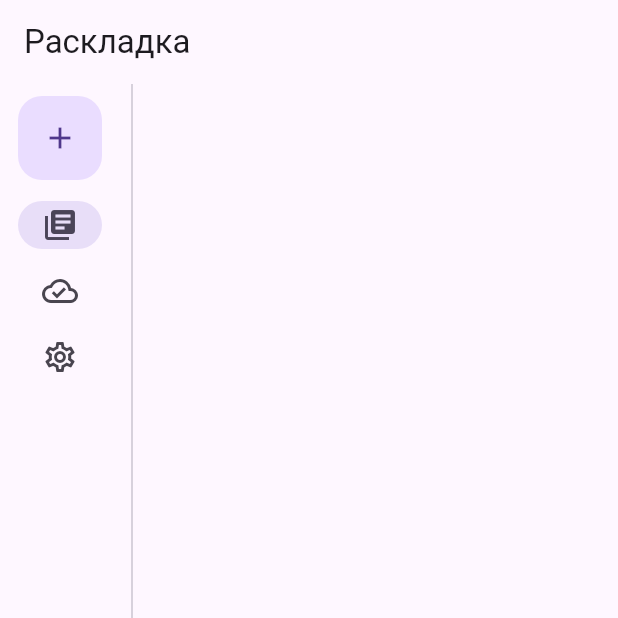
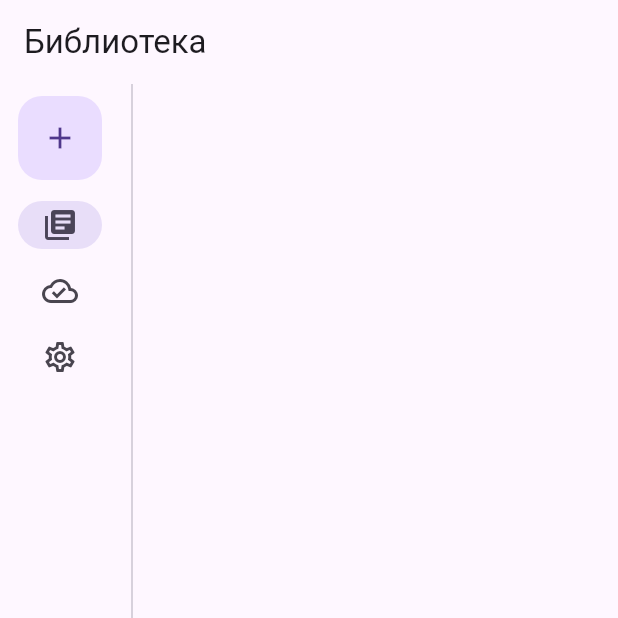
Before and after one commit to bxkr/toureat, a Flutter app: the screen it shows after launch, on a phone screen of 412 x 824 dp, the top half of it. Run offline on Flutter 3.47's test engine with Material 2 defaults, Android fonts, the phone set to English and light mode, and no system bars; our stand-ins replace shared_preferences; missing offline and left inert: window_size.

Commit message:
Dynamic app title

```diff
--- a/lib/main.dart
+++ b/lib/main.dart
@@ -1,6 +1,10 @@
 import 'package:flutter/material.dart';
 import 'package:toureat/create_page.dart';
 import 'package:toureat/library_page.dart';
+import 'package:toureat/settings_page.dart';
+import 'package:window_size/window_size.dart';
+
+import 'app_properties_bloc.dart';
 
 void main() {
   runApp(const MyApp());
@@ -32,7 +36,7 @@ class MyHomePage extends StatefulWidget {
 
 class _MyHomePageState extends State<MyHomePage> {
   int _selectedIndex = 0;
-  Widget _currentPage = const LibraryPage();
+  late Widget _currentPage;
   final List<NavigationRailDestination> _destinations = const [
     NavigationRailDestination(
       icon: Icon(Icons.library_books_outlined),
@@ -53,9 +57,15 @@ class _MyHomePageState extends State<MyHomePage> {
 
   @override
   Widget build(BuildContext context) {
+    onDestinationChanged(_selectedIndex);
     return Scaffold(
         appBar: AppBar(
-          title: Text(widget.title),
+          title: StreamBuilder<String>(
+              stream: appBloc.titleStream,
+              initialData: widget.title,
+              builder: (context, snapshot) {
+                return Text(snapshot.data ?? widget.title);
+              }),
         ),
         body: SafeArea(
           child: Row(
@@ -116,8 +126,14 @@ class _MyHomePageState extends State<MyHomePage> {
       case 0:
         // ignore: prefer_const_constructors
         _currentPage = LibraryPage();
+        appBloc.updateTitle('Библиотека');
+        break;
+      case 2:
+        _currentPage = const SettingsPage();
+        appBloc.updateTitle('Настройки');
         break;
       default:
+        appBloc.updateTitle(widget.title);
         _currentPage = Container();
     }
   }
```
Also changed, not shown: lib/app_properties_bloc.dart (added, +17 -0 lines).
